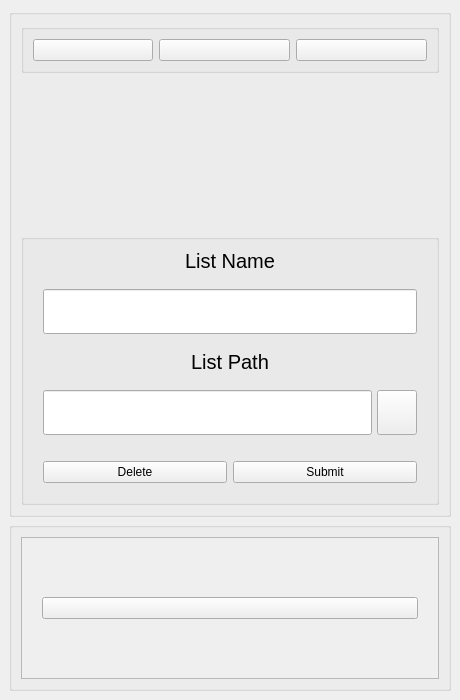
The window that listsetsmall.ui (454270186/XJCO2811_UserInterface) describes before a commit, drawn with Qt 5.
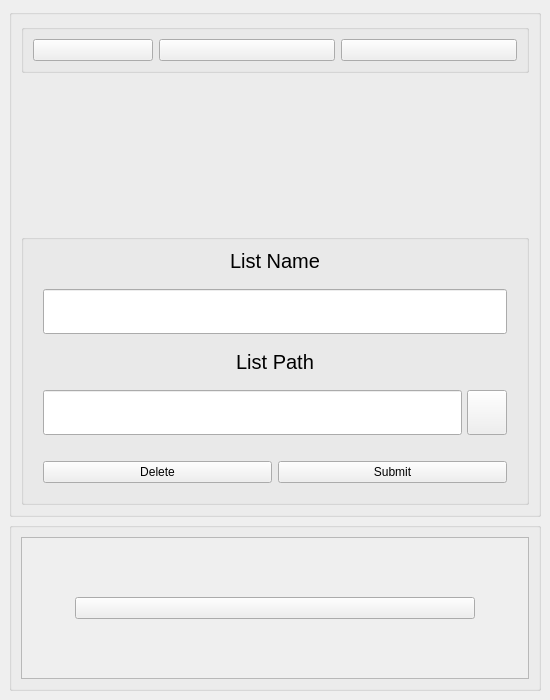
The same window after the commit.

The edit to the form file:
```diff
--- a/listsetsmall.ui
+++ b/listsetsmall.ui
@@ -6,14 +6,14 @@
    <rect>
     <x>0</x>
     <y>0</y>
-    <width>460</width>
+    <width>550</width>
     <height>700</height>
    </rect>
   </property>
   <property name="minimumSize">
    <size>
     <width>390</width>
-    <height>0</height>
+    <height>700</height>
    </size>
   </property>
   <property name="windowTitle">
@@ -331,7 +331,7 @@
            <rect>
             <x>0</x>
             <y>0</y>
-            <width>404</width>
+            <width>494</width>
             <height>136</height>
            </rect>
           </property>
```
